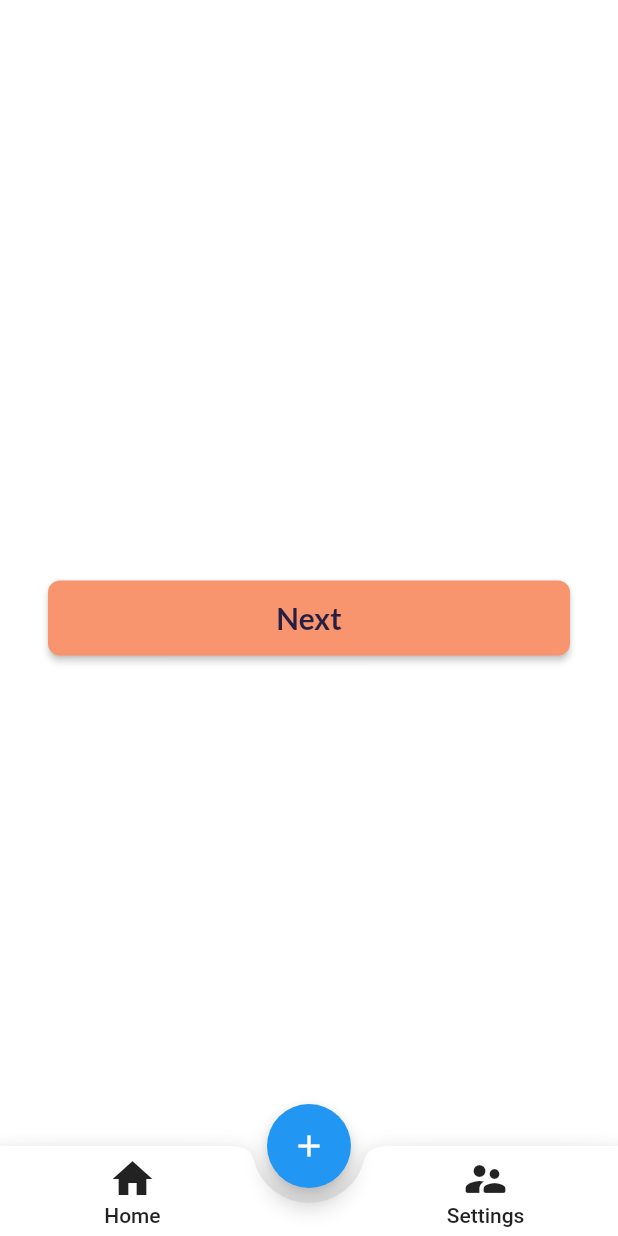
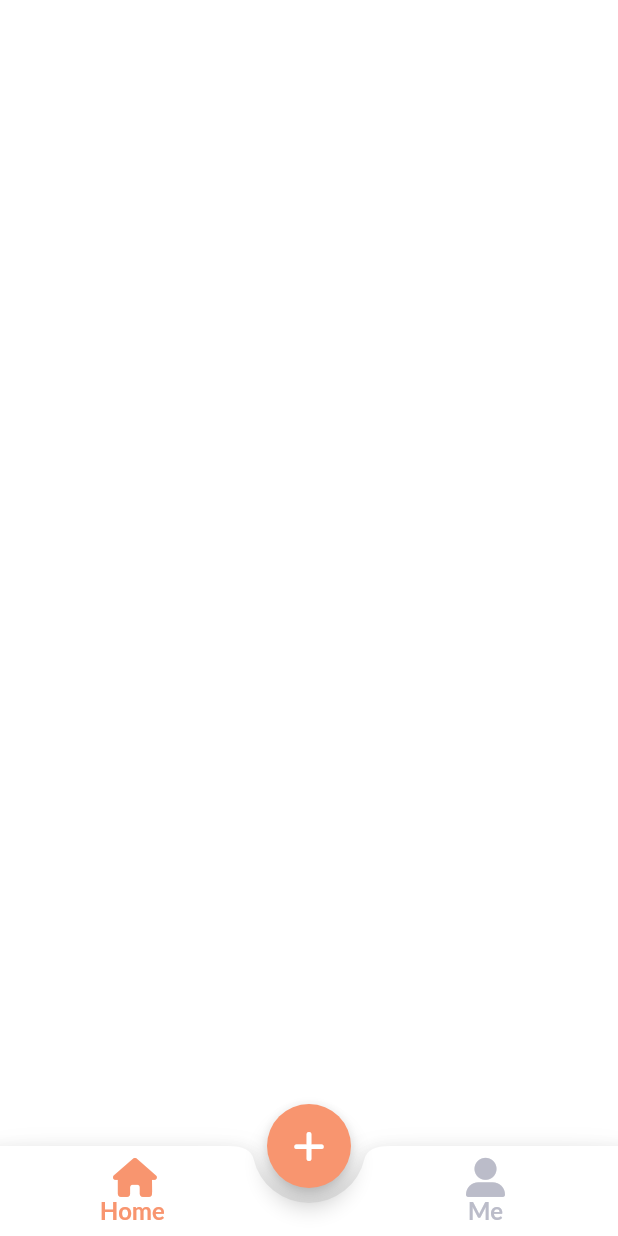
Before and after one commit to phatndt/toy_exchange_application_toydee, a Flutter app: the screen it shows after launch, on a phone screen of 412 x 824 dp. Run offline on Flutter 3.47's test engine with Material 2 defaults, Android fonts, the light colour scheme and no system bars; our stand-ins replace flutter_riverpod, font_awesome_flutter.

Commit message:
add custom button, done navigation
two button: outline button and elevated button can change size
done navigation

```diff
--- a/lib/core/navigation/bottom_navigation_bar.dart
+++ b/lib/core/navigation/bottom_navigation_bar.dart
@@ -1,7 +1,17 @@
 import 'package:flutter/material.dart';
+import 'package:flutter_riverpod/flutter_riverpod.dart';
+import 'package:font_awesome_flutter/font_awesome_flutter.dart';
+
+import '../styles/styles.dart';
+
+final stateProvider = StateProvider<int>(
+  (ref) => 0,
+);
 
 // class CustomBottomAppBar extends StatefulWidget {
+//   final Function(int) onItemPressed;
 //   const CustomBottomAppBar({
+//     required this.onItemPressed,
 //     Key? key,
 //   }) : super(key: key);
 
@@ -10,11 +20,7 @@ import 'package:flutter/material.dart';
 // }
 
 // class _CustomBottomAppBarState extends State<CustomBottomAppBar> {
-//    int currenIndex = 0;
-//   final screens = const [
-//     HomeScreen(),
-//     ProfileScreen(),
-//   ];
+//   int currentTab = 0;
 //   @override
 //   Widget build(BuildContext context) {
 //     return BottomAppBar(
@@ -27,67 +33,30 @@ import 'package:flutter/material.dart';
 //           children: <Widget>[
 //             Expanded(
 //               flex: 3,
-//               child: MaterialButton(
-//                 splashColor: Colors.transparent,
-//                 highlightColor: Colors.transparent,
-//                 minWidth: 40,
+//               child: BottomAppBarItem(
+//                 currentTab: 0,
 //                 onPressed: () {
-//                   NavigationService.pushReplacement(
-//                     isNamed: true,
-//                     page: RoutePaths.home,
-//                   );
+//                   widget.onItemPressed(0);
+//                   setState(() {
+//                     currentTab = 0;
+//                   });
 //                 },
-//                 child: Column(
-//                   mainAxisAlignment: MainAxisAlignment.center,
-//                   children: const <Widget>[
-//                     Icon(
-//                       Icons.home,
-//                       size: 32,
-//                       // color: currentTab == 3 ? Colors.blue : Colors.grey,
-//                     ),
-//                     Text(
-//                       'Home',
-//                       style: TextStyle(
-//                           //color: currentTab == 3 ? Colors.blue : Colors.grey,
-//                           ),
-//                     ),
-//                   ],
-//                 ),
 //               ),
 //             ),
 //             const Expanded(
 //               child: SizedBox(),
 //             ),
 //             Expanded(
-//               flex: 3,
-//               child: MaterialButton(
-//                 splashColor: Colors.transparent,
-//                 highlightColor: Colors.transparent,
-//                 minWidth: 40,
-//                 onPressed: () {
-//                   NavigationService.pushReplacement(
-//                     isNamed: true,
-//                     page: RoutePaths.profile,
-//                   );
-//                 },
-//                 child: Column(
-//                   mainAxisAlignment: MainAxisAlignment.center,
-//                   children: const <Widget>[
-//                     Icon(
-//                       Icons.supervisor_account_rounded,
-//                       size: 32,
-//                       // color: currentTab == 3 ? Colors.blue : Colors.grey,
-//                     ),
-//                     Text(
-//                       'Settings',
-//                       style: TextStyle(
-//                           //color: currentTab == 3 ? Colors.blue : Colors.grey,
-//                           ),
-//                     ),
-//                   ],
-//                 ),
-//               ),
-//             ),
+//                 flex: 3,
+//                 child: BottomAppBarItem(
+//                   currentTab: 1,
+//                   onPressed: () {
+//                     widget.onItemPressed(1);
+//                     setState(() {
+//                       currentTab = 1;
+//                     });
+//                   },
+//                 )),
 //           ],
 //         ),
 //       ),
@@ -95,7 +64,7 @@ import 'package:flutter/material.dart';
 //   }
 // }
 
-class CustomBottomAppBar extends StatelessWidget {
+class CustomBottomAppBar extends ConsumerWidget {
   final Function(int) onItemPressed;
   const CustomBottomAppBar({
     required this.onItemPressed,
@@ -103,7 +72,10 @@ class CustomBottomAppBar extends StatelessWidget {
   }) : super(key: key);
 
   @override
-  Widget build(BuildContext context) {
+  Widget build(BuildContext context, WidgetRef ref) {
+    final provider = ref.watch(stateProvider);
+
+    int currentTab = 0;
     return BottomAppBar(
       shape: const CircularNotchedRectangle(),
       notchMargin: 10,
@@ -114,29 +86,14 @@ class CustomBottomAppBar extends StatelessWidget {
           children: <Widget>[
             Expanded(
               flex: 3,
-              child: MaterialButton(
-                splashColor: Colors.transparent,
-                highlightColor: Colors.transparent,
-                minWidth: 40,
+              child: BottomAppBarItem(
+                currentTab: 0,
+                icon: FontAwesomeIcons.house,
+                text: "Home",
                 onPressed: () {
                   onItemPressed(0);
+                  ref.read(stateProvider.notifier).update((state) => state = 0);
                 },
-                child: Column(
-                  mainAxisAlignment: MainAxisAlignment.center,
-                  children: const <Widget>[
-                    Icon(
-                      Icons.home,
-                      size: 32,
-                      // color: currentTab == 3 ? Colors.blue : Colors.grey,
-                    ),
-                    Text(
-                      'Home',
-                      style: TextStyle(
-                          //color: currentTab == 3 ? Colors.blue : Colors.grey,
-                          ),
-                    ),
-                  ],
-                ),
               ),
             ),
             const Expanded(
@@ -144,30 +101,14 @@ class CustomBottomAppBar extends StatelessWidget {
             ),
             Expanded(
               flex: 3,
-              child: MaterialButton(
-                splashColor: Colors.transparent,
-                highlightColor: Colors.transparent,
-                minWidth: 40,
+              child: BottomAppBarItem(
+                currentTab: 1,
+                icon: FontAwesomeIcons.userLarge,
+                text: "Me",
                 onPressed: () {
-
                   onItemPressed(1);
+                  ref.read(stateProvider.notifier).update((state) => state = 1);
                 },
-                child: Column(
-                  mainAxisAlignment: MainAxisAlignment.center,
-                  children: const <Widget>[
-                    Icon(
-                      Icons.supervisor_account_rounded,
-                      size: 32,
-                      // color: currentTab == 3 ? Colors.blue : Colors.grey,
-                    ),
-                    Text(
-                      'Settings',
-                      style: TextStyle(
-                          //color: currentTab == 3 ? Colors.blue : Colors.grey,
-                          ),
-                    ),
-                  ],
-                ),
               ),
             ),
           ],
@@ -176,3 +117,45 @@ class CustomBottomAppBar extends StatelessWidget {
     );
   }
 }
+
+class BottomAppBarItem extends ConsumerWidget {
+  const BottomAppBarItem({
+    Key? key,
+    required this.currentTab,
+    required this.icon,
+    required this.text,
+    required this.onPressed,
+  }) : super(key: key);
+
+  final int currentTab;
+  final IconData icon;
+  final String text;
+  final VoidCallback onPressed;
+
+  @override
+  Widget build(BuildContext context, WidgetRef ref) {
+    final provider = ref.watch(stateProvider);
+    return MaterialButton(
+      splashColor: Colors.transparent,
+      highlightColor: Colors.transparent,
+      minWidth: 40,
+      onPressed: onPressed,
+      child: Column(
+        mainAxisAlignment: MainAxisAlignment.center,
+        children: <Widget>[
+          Icon(
+            icon,
+            size: 26,
+            color: provider == currentTab ? S.colors.primary : S.colors.gray_3,
+          ),
+          Text(
+            text,
+            style: provider == currentTab
+                ? S.textStyles.navSelected
+                : S.textStyles.nav,
+          ),
+        ],
+      ),
+    );
+  }
+}
--- a/lib/core/styles/styles.dart
+++ b/lib/core/styles/styles.dart
@@ -72,6 +72,20 @@ class _TextStyles {
     fontWeight: FontWeight.w500,
     color: S.colors.textColor_1,
   );
+
+  final nav = TextStyle(
+    fontFamily: 'Lato',
+    fontSize: 16,
+    fontWeight: FontWeight.bold,
+    color: S.colors.gray_3,
+  );
+
+  final navSelected = TextStyle(
+    fontFamily: 'Lato',
+    fontSize: 16,
+    fontWeight: FontWeight.bold,
+    color: S.colors.primary,
+  );
 }
 
 class _Dimens {
--- a/lib/core/widgets/custom_text_button.dart
+++ b/lib/core/widgets/custom_text_outline_button.dart
@@ -2,34 +2,37 @@ import 'package:flutter/material.dart';
 
 import '../styles/styles.dart';
 
-class CustomButton extends StatelessWidget {
-  const CustomButton({
+class CustomTextOuntlineButton extends StatelessWidget {
+  const CustomTextOuntlineButton({
     Key? key,
+    this.width = double.infinity,
     required this.text,
     required this.onPressed,
-    required this.color,
-    required this.textColor,
   }) : super(key: key);
 
+  final double width;
   final String text;
   final VoidCallback onPressed;
-  final Color color;
-  final Color textColor;
   @override
   Widget build(BuildContext context) {
     return Padding(
       padding: EdgeInsets.symmetric(horizontal: S.dimens.defaultPadding_32),
       child: SizedBox(
         height: 50,
-        child: ElevatedButton(
+        width: width,
+        child: OutlinedButton(
           onPressed: onPressed,
-          style: ButtonStyle(
-            shape: MaterialStateProperty.all<RoundedRectangleBorder>(
-              RoundedRectangleBorder(
-                borderRadius: BorderRadius.circular(8),
+          style: OutlinedButton.styleFrom(
+            shape: RoundedRectangleBorder(
+              borderRadius: BorderRadius.all(
+                Radius.circular(S.dimens.defaultBorderRadius),
               ),
             ),
-            backgroundColor: MaterialStateProperty.all<Color>(color),
+            side: BorderSide(
+              width: 2.0,
+              color: S.colors.primary,
+            ),
+            primary: S.colors.gray_2,
           ),
           child: Center(
             child: Text(
--- a/lib/modules/home/screens/home_screen.dart
+++ b/lib/modules/home/screens/home_screen.dart
@@ -1,7 +1,9 @@
 import 'package:flutter/material.dart';
+import 'package:font_awesome_flutter/font_awesome_flutter.dart';
+import 'package:toy_exchange_application_toydee/core/widgets/custom_text_outline_button.dart';
 
 import '../../../core/styles/styles.dart';
-import '../../../core/widgets/custom_text_button.dart';
+import '../../../core/widgets/custom_text_elevated_button.dart';
 
 class HomeScreen extends StatelessWidget {
   const HomeScreen({Key? key}) : super(key: key);
@@ -11,11 +13,9 @@ class HomeScreen extends StatelessWidget {
     return Container(
       color: Colors.white,
       child: Center(
-          child: CustomButton(
-              text: "Next",
-              onPressed: () {},
-              color: S.colors.primary,
-              textColor: S.colors.background_2)),
+          child: Column(
+        children: [],
+      )),
     );
   }
 }
--- a/lib/modules/main_screen.dart
+++ b/lib/modules/main_screen.dart
@@ -1,6 +1,8 @@
 import 'package:flutter/material.dart';
+import 'package:font_awesome_flutter/font_awesome_flutter.dart';
 
 import '../core/navigation/bottom_navigation_bar.dart';
+import '../core/styles/styles.dart';
 import 'home/screens/home_screen.dart';
 import 'profile/screens/profile_screen.dart';
 
@@ -18,9 +20,6 @@ class _MainScreenState extends State<MainScreen> {
     ProfileScreen(),
   ];
 
-  final PageStorageBucket bucket = PageStorageBucket();
-  Widget currentScreen = HomeScreen(); // Our first view in viewport
-
   @override
   Widget build(BuildContext context) {
     return SafeArea(
@@ -28,7 +27,8 @@ class _MainScreenState extends State<MainScreen> {
         extendBody: true,
         body: screens[currentIndex],
         floatingActionButton: FloatingActionButton(
-          child: const Icon(Icons.add),
+          backgroundColor: S.colors.primary,
+          child: const Icon(FontAwesomeIcons.plus),
           onPressed: () {},
         ),
         floatingActionButtonLocation: FloatingActionButtonLocation.centerDocked,
```
Also changed, not shown: lib/core/styles/resources.dart (+6 -2 lines), lib/core/widgets/custom_text_elevated_button.dart (added, +43 -0 lines), lib/main.dart (+5 -4 lines), pubspec.yaml (+9 -3 lines), assets/icons/nav/house_solid.svg (added), assets/icons/nav/plus_solid.svg (added), assets/icons/nav/user_solid.svg (added), pubspec.lock.
